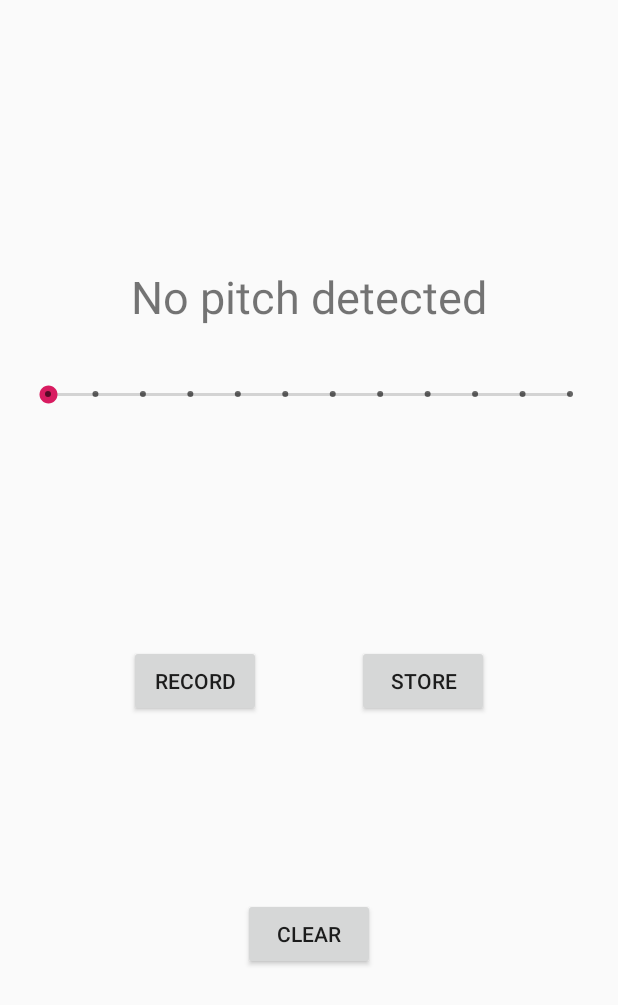
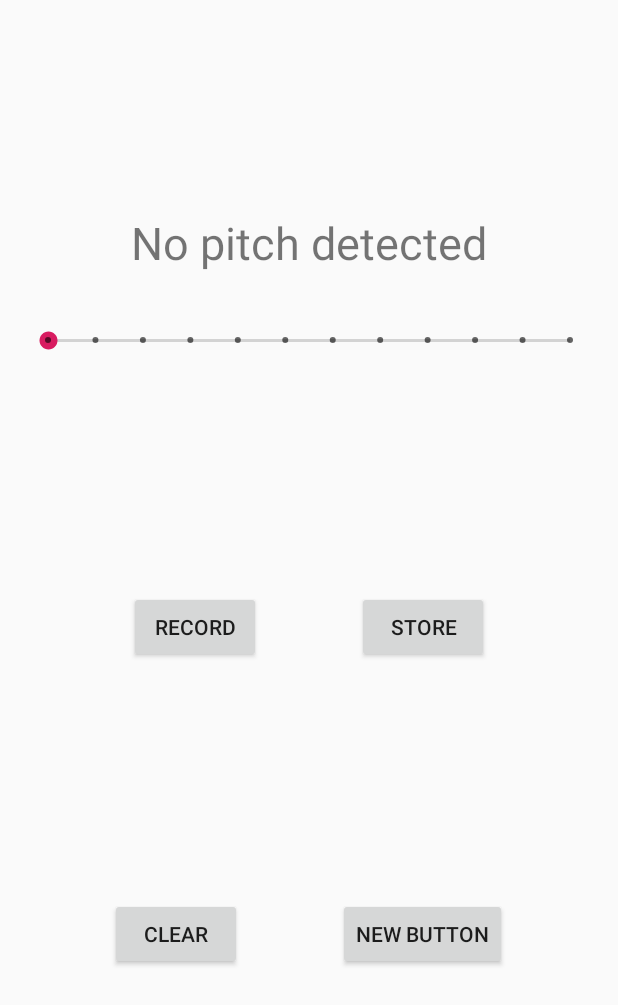
Before and after one commit to cs-4518/fp, an Android app: the screen it shows after launch (MainActivity), on a phone screen of 412 x 824 dp. Shown: the top 1005 px of the screen. Run offline under Robolectric (Android 15) with nearby library versions, the phone set to English and light mode, and no system bars; 2 statements that could not run were skipped.

Commit message:
Add new button

```diff
--- a/app/src/main/res/layout/activity_main.xml
+++ b/app/src/main/res/layout/activity_main.xml
@@ -66,11 +66,29 @@
         android:textSize="36sp"
         android:layout_marginBottom="36dp" />
 
-    <Button
-        android:id="@+id/clearButton"
-        android:layout_width="wrap_content"
+    <LinearLayout
+        android:layout_width="match_parent"
         android:layout_height="wrap_content"
-        android:text="@string/clear"
-        android:onClick="clear"/>
+        android:gravity="center"
+        android:orientation="horizontal"
+        android:layout_marginTop="36dp"
+        android:layout_marginBottom="36dp">
+
+        <Button
+            android:id="@+id/clearButton"
+            android:layout_width="wrap_content"
+            android:layout_height="wrap_content"
+            android:text="@string/clear"
+            android:onClick="clear"
+            android:layout_marginEnd="32dp"/>
+
+        <Button
+            android:id="@+id/newButton"
+            android:layout_width="wrap_content"
+            android:layout_height="wrap_content"
+            android:text="New Button"
+            android:onClick="clear"
+            android:layout_marginStart="32dp"/>
+    </LinearLayout>
 
 </LinearLayout>
```
